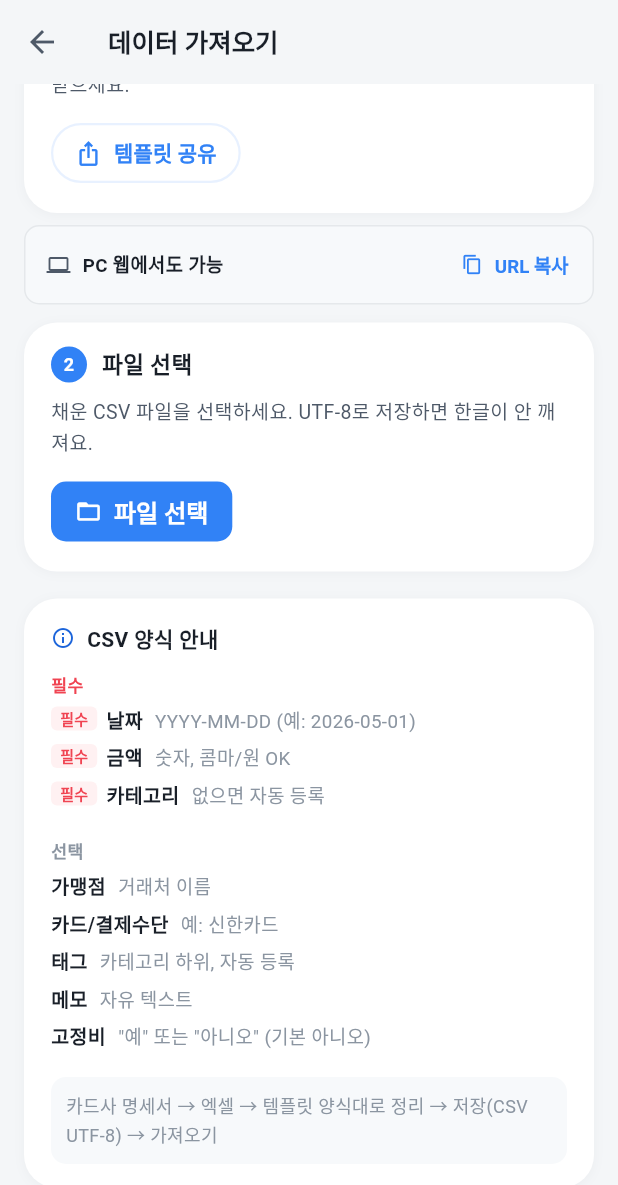
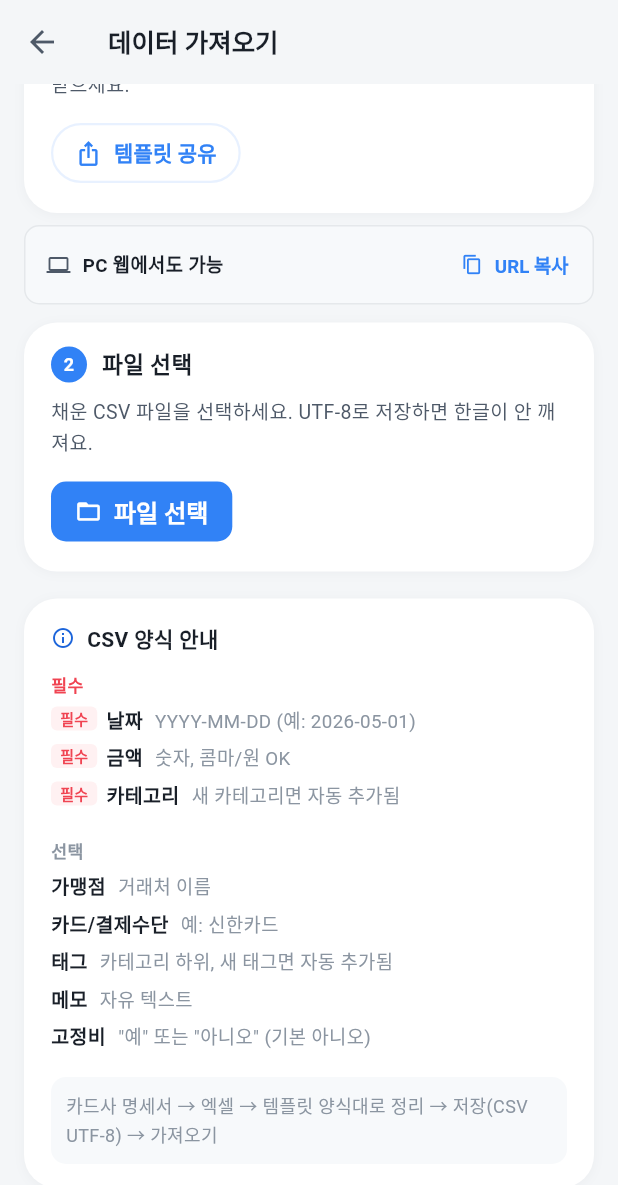
Before and after one commit to Returnmakdo/billionaire, a Flutter app: the ImportScreen screen opened by its route, scrolled down 109 dp, on a phone screen of 412 x 824 dp. Shown: the top 1185 px of the screen. Run offline on Flutter 3.47's test engine with Material 3 defaults, Android fonts, the phone set to English and light mode, and no system bars; our stand-ins replace file_picker, fl_chart, flutter_markdown, flutter_svg, go_router, share_plus and 1 more; missing offline and left inert: dart:html, dart:js_util, markdown; accounts and stored records are empty; Roboto replaces fonts that are missing (Pretendard); statements that could not run were skipped.

Commit message:
Polish: CSV 가져오기 안내 문구 명확화 (새 카테고리/태그 자동 추가)

```diff
--- a/lib/screens/import_screen.dart
+++ b/lib/screens/import_screen.dart
@@ -594,7 +594,7 @@ class _ImportScreenState extends State<ImportScreen> {
           const SizedBox(height: 6),
           _guideRow('날짜', 'YYYY-MM-DD (예: 2026-05-01)', required: true),
           _guideRow('금액', '숫자, 콤마/원 OK', required: true),
-          _guideRow('카테고리', '없으면 자동 등록', required: true),
+          _guideRow('카테고리', '새 카테고리면 자동 추가됨', required: true),
           const SizedBox(height: 14),
           const Text(
             '선택',
@@ -608,7 +608,7 @@ class _ImportScreenState extends State<ImportScreen> {
           const SizedBox(height: 6),
           _guideRow('가맹점', '거래처 이름'),
           _guideRow('카드/결제수단', '예: 신한카드'),
-          _guideRow('태그', '카테고리 하위, 자동 등록'),
+          _guideRow('태그', '카테고리 하위, 새 태그면 자동 추가됨'),
           _guideRow('메모', '자유 텍스트'),
           _guideRow('고정비', '"예" 또는 "아니오" (기본 아니오)'),
           const SizedBox(height: 12),
```
